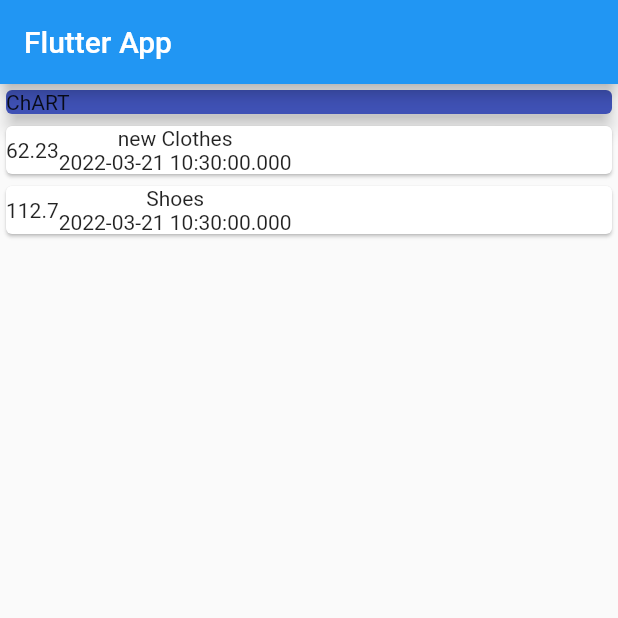
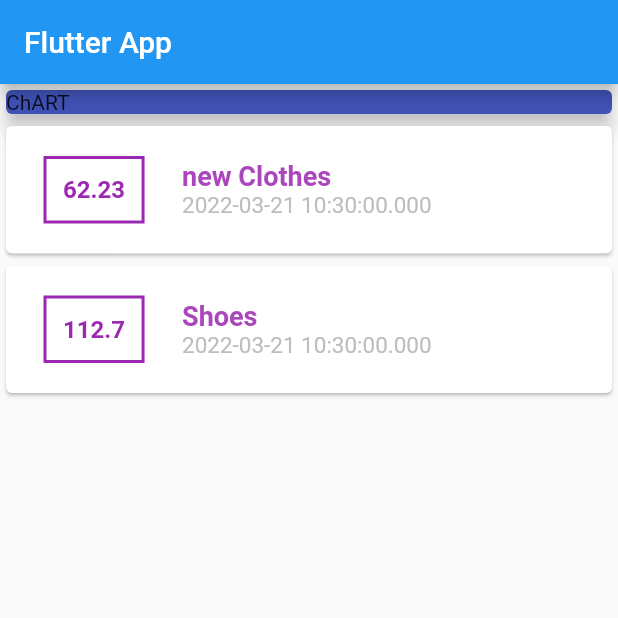
Before and after one commit to cactisoft-lb/Flutter_Course_Styling, a Flutter app: the screen it shows after launch, on a phone screen of 412 x 824 dp, the top half of it. Run offline on Flutter 3.47's test engine with Material 2 defaults, Android fonts, the phone set to English and light mode, and no system bars.

Commit message:
more conatiner , text widgets Styling

```diff
--- a/lib/main.dart
+++ b/lib/main.dart
@@ -47,14 +47,45 @@ class MyHomePage extends StatelessWidget {
             children: transactions.map((transaction) {
               return Card(
                 child: Row(
+                  mainAxisAlignment: MainAxisAlignment.start,
+                  crossAxisAlignment: CrossAxisAlignment.center,
                   children: <Widget>[
+                    // Styling Container => adding some styling properties
                     Container(
-                      child: Text(transaction.amount.toString()),
+                      child: Text(
+                        transaction.amount.toString(),
+                        //text Styling properties
+                        style: TextStyle(
+                          fontSize: 16,
+                          fontWeight: FontWeight.bold,
+                          color: Colors.purple,
+                        ),
+                      ),
+                      margin:
+                          EdgeInsets.symmetric(vertical: 20, horizontal: 25),
+                      padding: EdgeInsets.all(11),
+                      decoration: BoxDecoration(
+                        border: Border.all(width: 2, color: Colors.purple),
+                      ),
                     ),
+                    //styling the body of the Card
                     Column(
+                      crossAxisAlignment: CrossAxisAlignment.start,
                       children: <Widget>[
-                        Text(transaction.title),
-                        Text(transaction.date.toString()),
+                        Text(
+                          transaction.title,
+                          style: TextStyle(
+                              color: Colors.purple[400],
+                              fontWeight: FontWeight.bold,
+                              fontSize: 18),
+                        ),
+                        Text(
+                          transaction.date.toString(),
+                          style: TextStyle(
+                            color: Colors.grey[400],
+                            fontSize: 15,
+                          ),
+                        ),
                       ],
                     ),
                   ],
```
